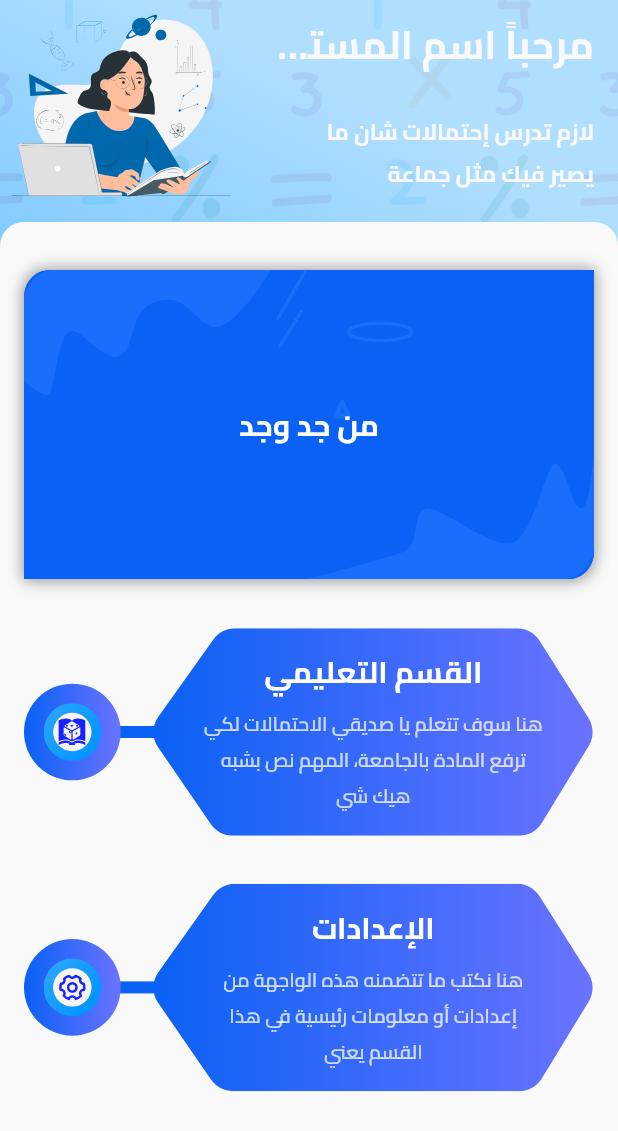
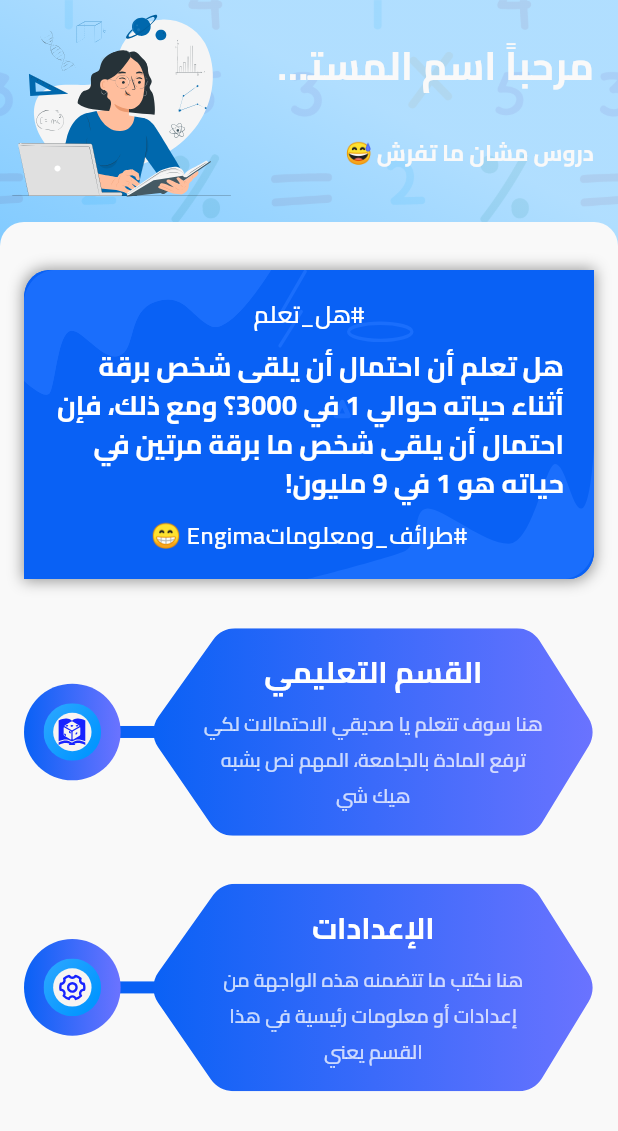
Before and after one commit to Adel-Kharma/enigma, a Flutter app: the screen it shows after launch, on a phone screen of 412 x 824 dp. Shown: the top 1131 px of the screen. Run offline on Flutter 3.47's test engine with Material 3 defaults, Android fonts, the phone set to English and light mode, and no system bars; our stand-ins replace flutter_bloc, flutter_svg, percent_indicator, smooth_page_indicator; missing offline and left inert: intrinsic_grid_view; statements that could not run were skipped; project files that could hold a hidden picture were left out.

Commit message:
Activate quotes in HomePage.dart

```diff
--- a/lib/screens/HomePage.dart
+++ b/lib/screens/HomePage.dart
@@ -1,13 +1,17 @@
 // ignore_for_file: prefer_const_constructors, prefer_const_literals_to_create_immutables
+
+import 'dart:math';
 
 import 'package:enigma/modules/NumBackground.dart';
 import 'package:enigma/modules/educational_screens/educational_screens.dart';
+import 'package:enigma/screens/quotes.dart';
 import 'package:flutter/material.dart';
 import 'package:flutter_svg/flutter_svg.dart';
 
+   Random random = Random();
+   String randomString = quotes[Random().nextInt(quotes.length)];
 class HomePage extends StatelessWidget {
   const HomePage({super.key});
-
   @override
   Widget build(BuildContext context) {
     return Scaffold(
@@ -51,7 +55,7 @@ class HomePage extends StatelessWidget {
                             SizedBox(
                               width: 180,
                               child: Text(
-                                'لازم تدرس إحتمالات شان ما يصير فيك مثل جماعة ',
+                                'دروس مشان ما تفرش 😅',
                                 textAlign: TextAlign.right,
                                 style: TextStyle(
                                   color: Color(0xFFF9F9F9),
@@ -124,16 +128,50 @@ class HomePage extends StatelessWidget {
                                     width: MediaQuery.of(context).size.width,
                                   ),
                                 ),
-                                Text(
-                                  'من جد وجد',
+
+                                SizedBox(
+                                  height: 170,
+                                  width: 340,
+                                  child: Column(
+                                    crossAxisAlignment: CrossAxisAlignment.start,
+                                    mainAxisAlignment: MainAxisAlignment.spaceBetween,
+                                    children: [
+                                      Center(
+                                        child: Text(
+                                          '#هل_تعلم',
                                           textAlign: TextAlign.right,
                                           style: TextStyle(
                                             color: Colors.white,
-                                    fontSize: 20,
+                                            fontSize: 16,
+                                            fontFamily: 'Cairo',
+                                          ),
+                                          overflow: TextOverflow.ellipsis,
+                                        ),
+                                      ),
+                                      Text(
+                                        randomString,
+                                        textAlign: TextAlign.right,
+                                        style: TextStyle(
+                                          color: Colors.white,
+                                          fontSize: 18,
                                           fontFamily: 'Cairo',
                                           fontWeight: FontWeight.w700,
                                         ),
+                                      ),
+                                      Center(
+                                        child: Text(
+                                          '#طرائف_ومعلوماتEngima 😁',
+                                          textAlign: TextAlign.right,
+                                          style: TextStyle(
+                                            color: Colors.white,
+                                            fontSize: 16,
+                                            fontFamily: 'Cairo',
+                                          ),
                                           overflow: TextOverflow.ellipsis,
+                                        ),
+                                      ),
+                                    ],
+                                  ),
                                 )
                               ],
                             ),
--- /dev/null
+++ b/lib/screens/quotes.dart
@@ -0,0 +1,33 @@
+List <String> quotes = [
+  "دروس مشان ما تفرش",
+  "في الرياضيات، إذا كان لديك 23 شخصًا في غرفة، فإن احتمال وجود شخصين يحتفلان بعيد ميلاد في نفس اليوم يبلغ أكثر من 50٪.",
+  "هل تعلم أن احتمال أن يلقى شخص برقة أثناء حياته حوالي 1 في 3000؟ ومع ذلك، فإن احتمال أن يلقى شخص ما برقة مرتين في حياته هو 1 في 9 مليون!",
+  "إذا كان لديك 40 بطاقة في مجموعة، فإن احتمال أن تكون أول 5 بطاقات من نفس اللون هو حوالي 1 في 23.",
+  "احتمال أن تفوز بجائزة اليانصيب الكبرى (مثل البورصة) هو حوالي 1 في 175 مليون!",
+  "هل تعلم أن احتمال أن يكون لديك نفس الحمض النووي كأحد من يعيش في جزيرة بريطانية صغيرة هو حوالي 1 في 77",
+  "احتمال أن يكون لديك نفس الحلم مثل شخص آخر هو حوالي 1 في 5.",
+  "احتمال أن تكون مهاراتك الرياضية مثل تلك للاعب كرة القدم ليونيل ميسي هو حوالي 1 في 5.7 مليار!",
+  "احتمال أن تكون لديك نفس الرقم القومي المعرف لشخص آخر هو حوالي 1 في 60 مليار!",
+  "احتمال أن يكون لديك نفس الاسم الأول واسم العائلة مثل شخص آخر هو حوالي 1 في 50.",
+  "احتمال أن يكون لديك نفس الأحلام الليلية كشخص آخر هو حوالي 1 في 3.",
+  "احتمال أن تجد شخصًا يشبهك تمامًا في الشكل والشخصية هو حوالي 1 في 135.",
+  "احتمال أن يكون لديك نفس التاريخ الميلادي مثل شخص آخر هو حوالي 1 في 365.",
+  "احتمال أن تفوز بجائزة نوبل للسلام هو حوالي 1 في 300 مليون!",
+  "احتمال أن تجد شخصًا يشبهك في التفكير والاهتمامات هو حوالي 1 في 100.",
+  "احتمال أن تكون لديك نفس الميلاد (بدقة) كشخص آخر هو حوالي 1 في 48,627,125.",
+  "احتمال أن تجد شخصًا يشبهك في الذائقة الموسيقية هو حوالي 1 في 30.",
+  "احتمال أن تفقد هاتفك المحمول هو حوالي 1 في 10.",
+  "احتمال أن تجد شخصًا يشبهك في الطول والوزن هو حوالي 1 في 200.",
+  "احتمال أن تجد شخصًا يشبهك في الشهية لأطعمة معينة هو حوالي 1 في 20.",
+  "احتمال أن تجد شخصًا يشبهك في نظرته إلى الحياة وأهدافه هو حوالي 1 في 80.",
+  "احتمال أن تجد شخصًا يشبهك في طريقة تعامله مع الضغط والإجهاد هو حوالي 1 في 40.",
+  "احتمال أن تجد شخصًا يشبهك في قدرته على التعبير عن المشاعر والأفكار هو حوالي 1 في 55.",
+  "احتمال أن تجد شخصًا يشبهك في قدرته على فهم المزاج والعاطفة لدى الآخرين هو حوالي 1 في 65.",
+  "احتمال أن تجد شخصًا يشبهك في قدرته على التعامل مع الأزمات والمشاكل بشكل فعَّال هو حوالي 1 في 70.",
+  "احتمال أن تجد شخصًا يشبهك في قدرته على إظهار التسامح والرحمة تجاه الآخرين هو حوالي 1 في 75.",
+  "\"دراسة الاحتمالات هي أساس علم المادة وتساهم في فهمنا للظواهر الطبيعية والتنبؤ بالأحداث المستقبلية.\" \n- ألبرت أينشتاين",
+  "\"دراسة الإحصاء والإحتمالات تُظهِر لك كيفية قراءة الأدلة التجريبية وفهم مستقبل غير مؤكد، ممَّا يُسَهِّل اتخاذ قرارات صائبة في ظروف غامضة.\" \n- ستيفِن هَوْكِنغ",
+  "تعود أصول مادة الاحتمالات إلى القرن السابع عشر، حيث بدأت تطورها في فترة النهضة العلمية.",
+  "يُعتبر بليز باسكال وبيير دو فرمات من أبرز المكتشفين لمادة الاحتمالات في القرن السابع عشر",
+  "قدّم جاكوب بيرنوللي مساهمات هامة في تطوير مادة الاحتمالات في القرن الثامن عشر، حيث قام بإيجاد نظرية احتمالية للألعاب.",
+];
```
Lines whose indentation alone changed are shown as unchanged.
